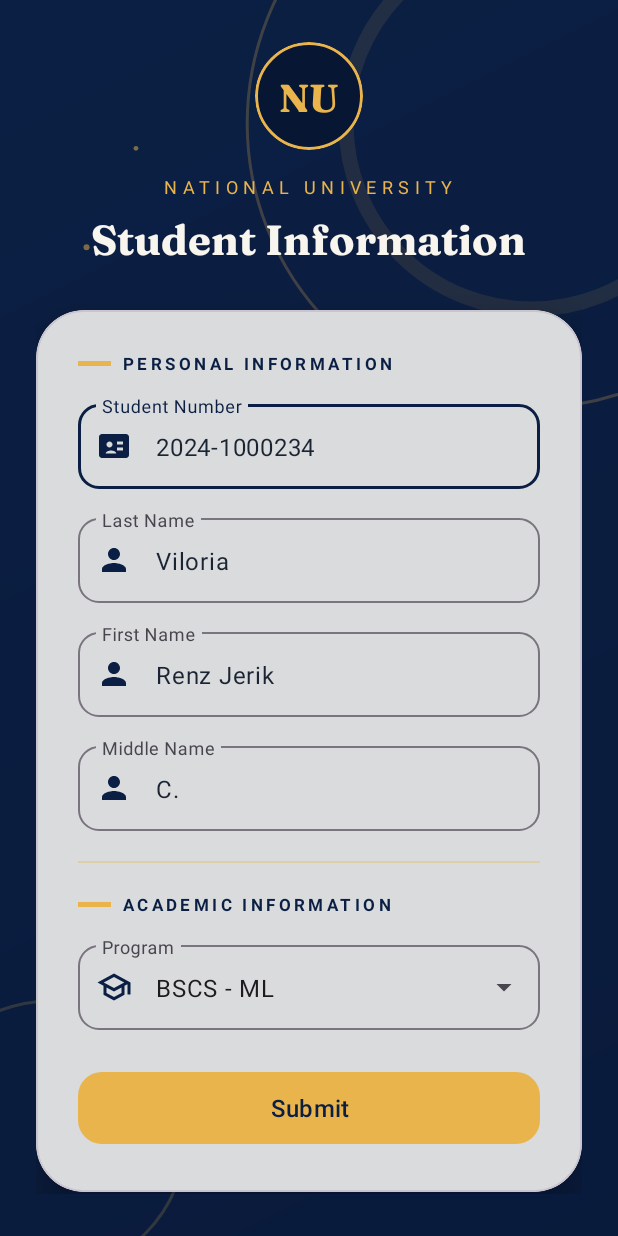
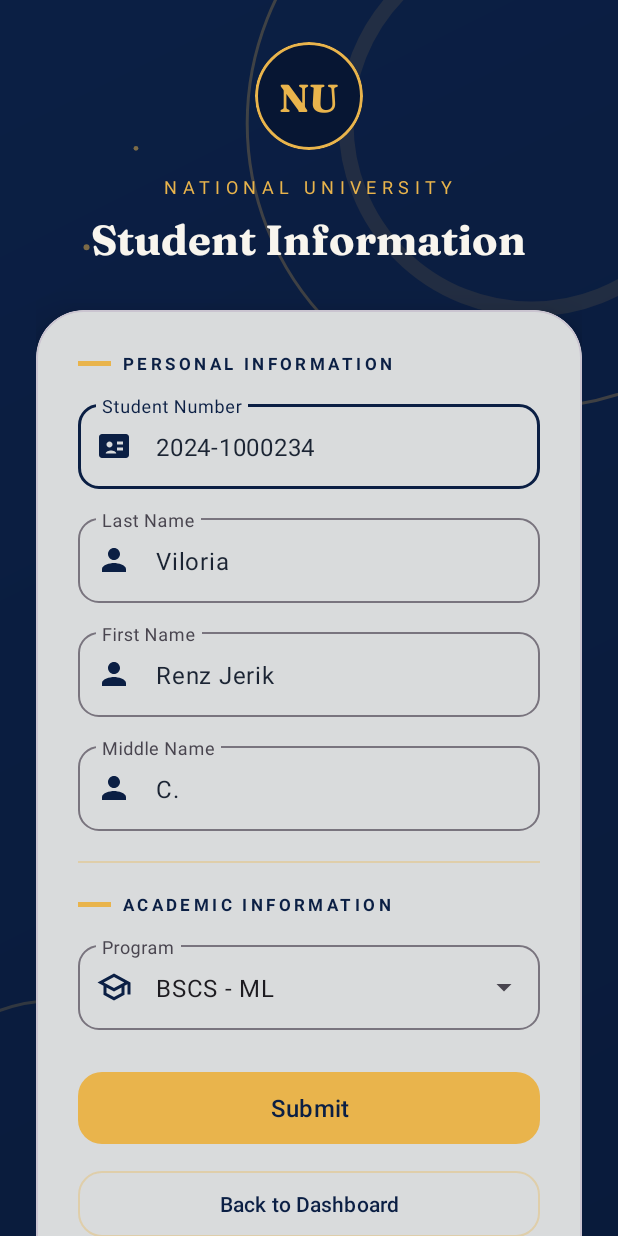
Before and after one commit to renzv-compsci/StudentInfoSystem, an Android app: the StudentInfoActivity screen opened directly, with no data from a screen before it, on a phone screen of 412 x 824 dp. Run offline under Robolectric (Android 15) with nearby library versions, the phone set to English and light mode, and no system bars; 1 statement that could not run was skipped.

Commit message:
Add back navigation to the student information form

```diff
--- a/app/src/main/java/com/viloria/studentinfosystem/StudentInfoActivity.java
+++ b/app/src/main/java/com/viloria/studentinfosystem/StudentInfoActivity.java
@@ -62,6 +62,7 @@ public class StudentInfoActivity extends AppCompatActivity {
         actProgram.setText(prefs.getString("program", getString(R.string.program_bscs_ml)), false);
 
         MaterialButton btnSubmit = findViewById(R.id.btnSubmit);
+        findViewById(R.id.btnBackForm).setOnClickListener(v -> finish());
 
         btnSubmit.setOnClickListener(v -> {
             tilStudentNumber.setError(null);
--- a/app/src/main/res/layout/activity_student_info.xml
+++ b/app/src/main/res/layout/activity_student_info.xml
@@ -263,6 +263,19 @@
                         android:textSize="16sp"
                         app:backgroundTint="@color/nu_gold"
                         app:cornerRadius="16dp" />
+
+                    <com.google.android.material.button.MaterialButton
+                        android:id="@+id/btnBackForm"
+                        style="@style/Widget.Material3.Button.OutlinedButton"
+                        android:layout_width="match_parent"
+                        android:layout_height="52dp"
+                        android:layout_marginTop="10dp"
+                        android:text="@string/btn_back_dashboard"
+                        android:textAllCaps="false"
+                        android:textColor="@color/nu_navy"
+                        android:textSize="14sp"
+                        app:cornerRadius="16dp"
+                        app:strokeColor="@color/nu_gold_line" />
                 </LinearLayout>
             </com.google.android.material.card.MaterialCardView>
         </LinearLayout>
```
